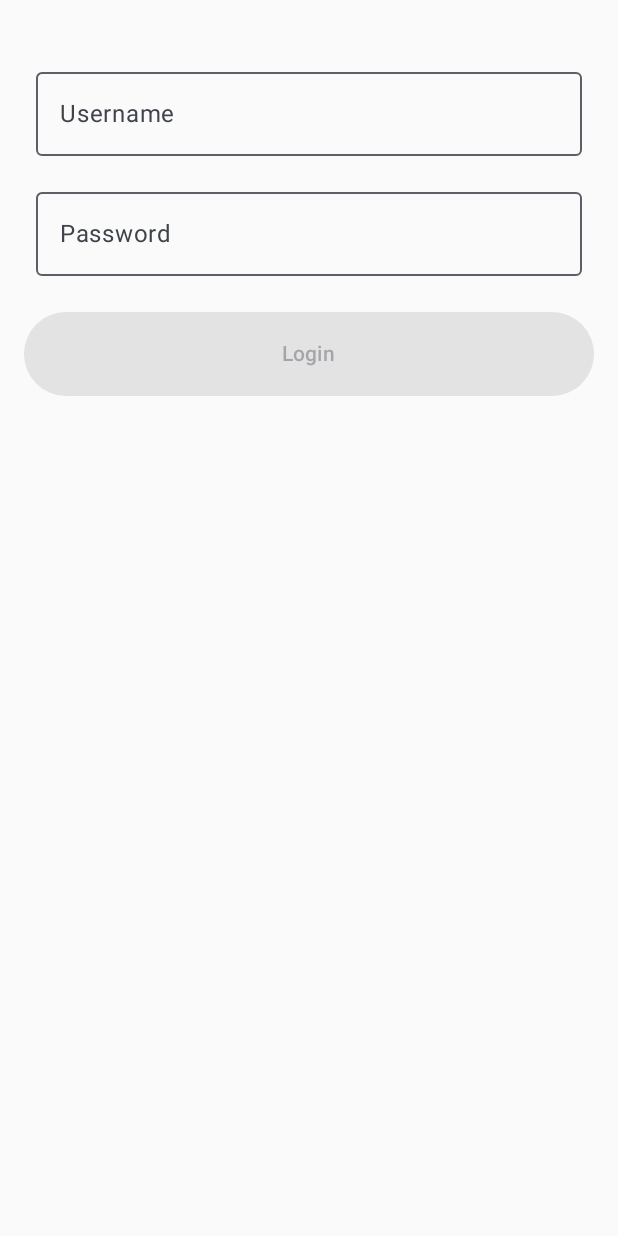
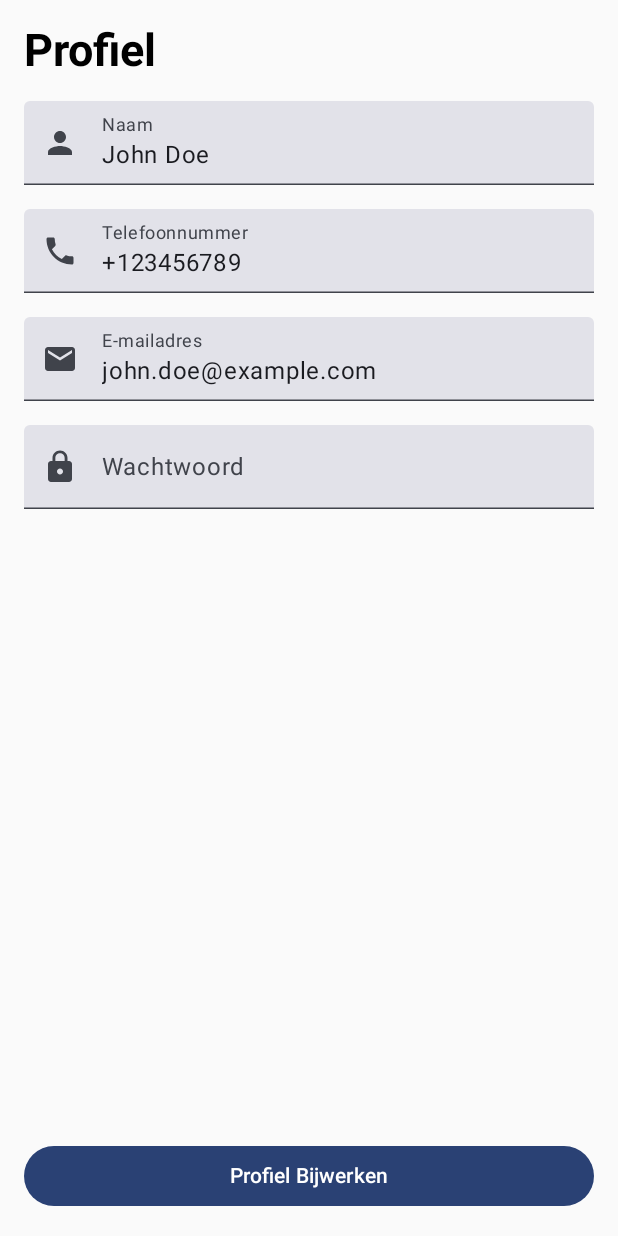
Before and after one commit to Vincenzo1337/RentMyCarAS, an Android app built with Jetpack Compose: the screen it shows after launch (MainActivity), on a phone screen of 412 x 824 dp. Run offline under Robolectric (Android 15) with nearby library versions, the phone set to English and light mode, and no system bars.

Commit message:
nieuw profilescreen

```diff
--- a/app/src/main/java/com/example/rentmycaras/MainActivity.kt
+++ b/app/src/main/java/com/example/rentmycaras/MainActivity.kt
@@ -7,6 +7,7 @@ import androidx.compose.foundation.layout.*
 import androidx.compose.material3.*
 import com.example.rentmycaras.screens.LoginScreen
 import com.example.rentmycaras.screens.HomeScreen
+import com.example.rentmycaras.screens.ProfileScreen
 import com.example.rentmycaras.ui.theme.RentMyCarASTheme
 
 class MainActivity : ComponentActivity() {
@@ -14,7 +15,7 @@ class MainActivity : ComponentActivity() {
         super.onCreate(savedInstanceState)
         setContent {
             RentMyCarASTheme {
-                LoginScreen()
+                ProfileScreen()
             }
         }
     }
--- /dev/null
+++ b/app/src/main/java/com/example/rentmycaras/screens/ProfileScreen.kt
@@ -0,0 +1,119 @@
+package com.example.rentmycaras.screens
+
+import androidx.compose.foundation.layout.*
+import androidx.compose.foundation.text.KeyboardOptions
+import androidx.compose.material.icons.Icons
+import androidx.compose.material.icons.filled.Email
+import androidx.compose.material.icons.filled.Lock
+import androidx.compose.material.icons.filled.Person
+import androidx.compose.material.icons.filled.Phone
+import androidx.compose.material3.*
+import androidx.compose.runtime.*
+import androidx.compose.ui.Modifier
+import androidx.compose.ui.platform.LocalContext
+import androidx.compose.ui.text.input.KeyboardType
+import androidx.compose.ui.text.input.PasswordVisualTransformation
+import androidx.compose.ui.text.input.TextFieldValue
+import androidx.compose.ui.tooling.preview.Preview
+import androidx.compose.ui.unit.dp
+import androidx.compose.ui.text.TextStyle
+import androidx.compose.ui.text.font.FontWeight
+import androidx.compose.ui.unit.sp
+import com.example.rentmycaras.ui.theme.RentMyCarASTheme
+
+private val String.text: TextFieldValue
+    get() = TextFieldValue(this)
+
+
+@Composable
+fun ProfileScreen() {
+    var name by remember { mutableStateOf(TextFieldValue("John Doe")) }
+    var phone by remember { mutableStateOf(TextFieldValue("+123456789")) }
+    var email by remember { mutableStateOf(TextFieldValue("john.doe@example.com")) }
+    var password by remember { mutableStateOf(TextFieldValue("")) }
+
+    LocalContext.current
+
+    Column(
+        modifier = Modifier
+            .fillMaxSize()
+            .padding(16.dp)
+    ) {
+        Text(
+            text = "Profiel",
+            style = TextStyle(
+                fontSize = 30.sp, // Pas de grootte naar wens aan
+                fontWeight = FontWeight.Bold
+            ),
+            modifier = Modifier.padding(bottom = 16.dp)
+        )
+
+        TextField(
+            value = name.text,
+            onValueChange = {
+                name = it.text
+            },
+            label = { Text("Naam") },
+            leadingIcon = { Icon(imageVector = Icons.Default.Person, contentDescription = null) },
+            modifier = Modifier
+                .fillMaxWidth()
+                .padding(bottom = 16.dp)
+        )
+
+        TextField(
+            value = phone.text,
+            onValueChange = {
+                phone = it.text
+            },
+            label = { Text("Telefoonnummer") },
+            leadingIcon = { Icon(imageVector = Icons.Default.Phone, contentDescription = null) },
+            modifier = Modifier
+                .fillMaxWidth()
+                .padding(bottom = 16.dp)
+        )
+
+        TextField(
+            value = email.text,
+            onValueChange = {
+                email = it.text
+            },
+            label = { Text("E-mailadres") },
+            leadingIcon = { Icon(imageVector = Icons.Default.Email, contentDescription = null) },
+            modifier = Modifier
+                .fillMaxWidth()
+                .padding(bottom = 16.dp)
+        )
+
+        TextField(
+            value = password.text,
+            onValueChange = {
+                password = it.text
+            },
+            label = { Text("Wachtwoord") },
+            leadingIcon = { Icon(imageVector = Icons.Default.Lock, contentDescription = null) },
+            visualTransformation = PasswordVisualTransformation(),
+            keyboardOptions = KeyboardOptions(keyboardType = KeyboardType.Password),
+            modifier = Modifier.fillMaxWidth()
+        )
+
+        Spacer(modifier = Modifier.weight(1f))
+
+        Button(
+            onClick = {
+                // Voeg hier code toe om het profiel bij te werken
+                // Je kunt gebruik maken van de ingevoerde gegevens: name, phone, email, password
+            },
+            modifier = Modifier.fillMaxWidth()
+        ) {
+            Text("Profiel Bijwerken")
+        }
+    }
+}
+
+@Preview(showBackground = true)
+@Composable
+fun ProfileScreenPreview() {
+    RentMyCarASTheme {
+        ProfileScreen()
+    }
+}
```
